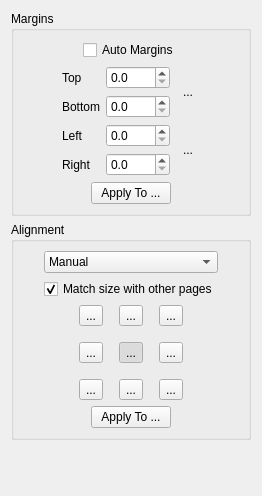
Qt form filters/page_layout/ui/PageLayoutOptionsWidget.ui (4lex4/scantailor-advanced) before a commit.
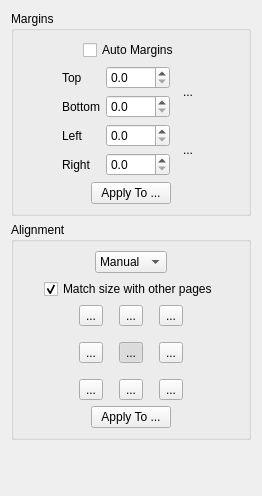
The same form after that commit. Icons and pictures are not drawn.

```diff
--- a/filters/page_layout/ui/PageLayoutOptionsWidget.ui
+++ b/filters/page_layout/ui/PageLayoutOptionsWidget.ui
@@ -264,30 +264,22 @@
      <property name="title">
       <string>Alignment</string>
      </property>
-     <layout class="QVBoxLayout" name="verticalLayout_5">
-      <item>
-       <layout class="QHBoxLayout" name="horizontalLayout_3">
-        <property name="spacing">
-         <number>0</number>
-        </property>
-        <item>
-         <spacer name="horizontalSpacer_7">
-          <property name="orientation">
-           <enum>Qt::Horizontal</enum>
-          </property>
-          <property name="sizeHint" stdset="0">
-           <size>
-            <width>0</width>
-            <height>0</height>
-           </size>
-          </property>
-         </spacer>
-        </item>
-        <item>
          <layout class="QVBoxLayout" name="verticalLayout_2">
-          <property name="spacing">
-           <number>6</number>
+      <item>
+       <layout class="QHBoxLayout" name="horizontalLayout_3">
+        <item>
+         <spacer name="horizontalSpacer_14">
+          <property name="orientation">
+           <enum>Qt::Horizontal</enum>
           </property>
+          <property name="sizeHint" stdset="0">
+           <size>
+            <width>1</width>
+            <height>1</height>
+           </size>
+          </property>
+         </spacer>
+        </item>
           <item>
            <widget class="QComboBox" name="alignmentMode">
             <property name="currentIndex">
@@ -311,6 +303,36 @@
            </widget>
           </item>
           <item>
+         <spacer name="horizontalSpacer_13">
+          <property name="orientation">
+           <enum>Qt::Horizontal</enum>
+          </property>
+          <property name="sizeHint" stdset="0">
+           <size>
+            <width>1</width>
+            <height>1</height>
+           </size>
+          </property>
+         </spacer>
+        </item>
+       </layout>
+      </item>
+      <item>
+       <layout class="QHBoxLayout" name="horizontalLayout_7">
+        <item>
+         <spacer name="horizontalSpacer_7">
+          <property name="orientation">
+           <enum>Qt::Horizontal</enum>
+          </property>
+          <property name="sizeHint" stdset="0">
+           <size>
+            <width>1</width>
+            <height>1</height>
+           </size>
+          </property>
+         </spacer>
+        </item>
+        <item>
            <widget class="QCheckBox" name="alignWithOthersCB">
             <property name="text">
              <string>Match size with other pages</string>
@@ -320,8 +342,6 @@
             </property>
            </widget>
           </item>
-         </layout>
-        </item>
         <item>
          <spacer name="horizontalSpacer_8">
           <property name="orientation">
@@ -329,8 +349,8 @@
           </property>
           <property name="sizeHint" stdset="0">
            <size>
-            <width>0</width>
-            <height>0</height>
+            <width>1</width>
+            <height>1</height>
            </size>
           </property>
          </spacer>
```
Lines whose indentation alone changed are shown as unchanged.
